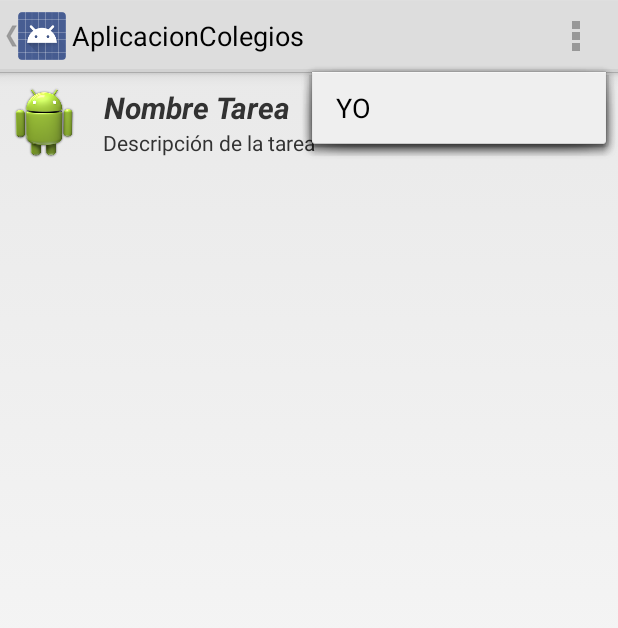
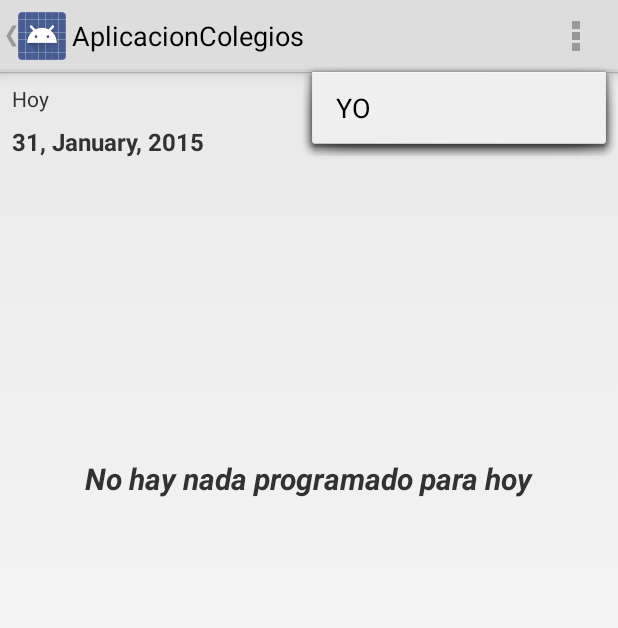
Before and after one commit to ReyesMagos/StudiappColegios, an Android app: the NavigationActivityMain screen opened directly, with no data from a screen before it, with the options menu open, on a phone screen of 412 x 824 dp. Shown: the top 628 px of the screen. Run offline under Robolectric (Android 15) with nearby library versions, the phone set to English and light mode, and no system bars; 4 statements that could not run were skipped.

Commit message:
adding teachers functions

```diff
--- a/app/src/main/java/co/reyesmagos/studiappcolegios/fragments/NavigationDrawerFragment.java
+++ b/app/src/main/java/co/reyesmagos/studiappcolegios/fragments/NavigationDrawerFragment.java
@@ -21,6 +21,8 @@ import android.view.ViewGroup;
 import android.widget.AdapterView;
 import android.widget.ListView;
 import android.widget.Toast;
+
+import com.parse.ParseUser;
 
 import java.util.ArrayList;
 
@@ -105,10 +107,18 @@ public class NavigationDrawerFragment extends Fragment {
             }
         });
 
-        String[] mNavTitles = getResources().getStringArray(R.array.nav_drawer_titles);
-        TypedArray navMenuIcons = getResources().obtainTypedArray(R.array.nav_drawer_icons);
+        //inicializando lo necesario para el navigationDrawer
+        String[] mNavTitles; //titulos del navigation
+        NavigationDrawListAdapter adapter = null; //adaptador para la lista del navigation
+        TypedArray navMenuIcons = null; //iconos del navigation
+        ArrayList<NavigationDrawItem>navDrawItems = null;
 
-        ArrayList<NavigationDrawItem> navDrawItems = new ArrayList<NavigationDrawItem>();
+        //Preguntamos si es un padre o un profesor para inicializar los items del navigationDrawer
+        if(ParseUser.getCurrentUser().getString("rol").equalsIgnoreCase("Padre")){
+            mNavTitles = getResources().getStringArray(R.array.nav_drawer_titles);
+            navMenuIcons = getResources().obtainTypedArray(R.array.nav_drawer_icons);
+
+            navDrawItems = new ArrayList<NavigationDrawItem>();
 
             navDrawItems.add(new NavigationDrawItem(mNavTitles[0],navMenuIcons.getResourceId(0,-1)));
             navDrawItems.add(new NavigationDrawItem(mNavTitles[1],navMenuIcons.getResourceId(0,-1), true, "3"));
@@ -118,20 +128,26 @@ public class NavigationDrawerFragment extends Fragment {
             navDrawItems.add(new NavigationDrawItem(mNavTitles[5],navMenuIcons.getResourceId(2,-1)));
             navDrawItems.add(new NavigationDrawItem(mNavTitles[6],navMenuIcons.getResourceId(2, -1)));
 
-        NavigationDrawListAdapter adapter = new NavigationDrawListAdapter(inflater.getContext(), navDrawItems);
+            adapter = new NavigationDrawListAdapter(inflater.getContext(), navDrawItems);
+        }else{
+            mNavTitles = getResources().getStringArray(R.array.nav_drawer_titles_teachers);
+            navMenuIcons = getResources().obtainTypedArray(R.array.nav_drawer_icons);
 
-       /* mDrawerListView.setAdapter(new ArrayAdapter<String>(
-                getActionBar().getThemedContext(),
-                android.R.layout.simple_list_item_activated_1,
-                android.R.id.text1,
-                new String[]{
-                        getString(R.string.title_section1),
-                        getString(R.string.title_section2),
-                        getString(R.string.title_section3),
-                        getString(R.string.title_section4),
-                        getString(R.string.title_section5),
-                }));*/
+            navDrawItems = new ArrayList<NavigationDrawItem>();
+
+            navDrawItems.add(new NavigationDrawItem(mNavTitles[0],navMenuIcons.getResourceId(0,-1)));
+            navDrawItems.add(new NavigationDrawItem(mNavTitles[1],navMenuIcons.getResourceId(0,-1), true, "3"));
+            navDrawItems.add(new NavigationDrawItem(mNavTitles[2],navMenuIcons.getResourceId(0,-1)));
+            navDrawItems.add(new NavigationDrawItem(mNavTitles[3],navMenuIcons.getResourceId(1,-1), true, "5"));
+            navDrawItems.add(new NavigationDrawItem(mNavTitles[4],navMenuIcons.getResourceId(1,-1)));
+            navDrawItems.add(new NavigationDrawItem(mNavTitles[5],navMenuIcons.getResourceId(1,-1)));
+            navDrawItems.add(new NavigationDrawItem(mNavTitles[6],navMenuIcons.getResourceId(1,-1)));
+
+            adapter = new NavigationDrawListAdapter(inflater.getContext(), navDrawItems);
+        }
+
         mDrawerListView.setAdapter(adapter);
+        //Se le agrega en encabezado al navigation
         mDrawerListView.addHeaderView(getActivity().getLayoutInflater().inflate(R.layout.navigation_header,null));
         mDrawerListView.setItemChecked(mCurrentSelectedPosition, true);
         return mDrawerListView;
--- /dev/null
+++ b/app/src/main/java/co/reyesmagos/studiappcolegios/fragments/teachers/HomeTeacherActivity.java
@@ -0,0 +1,48 @@
+package co.reyesmagos.studiappcolegios.fragments.teachers;
+
+import android.app.Fragment;
+import android.os.Bundle;
+import android.view.LayoutInflater;
+import android.view.View;
+import android.view.ViewGroup;
+import android.widget.TextView;
+
+import java.text.DateFormat;
+import java.text.SimpleDateFormat;
+import java.util.Calendar;
+import java.util.Date;
+
+import co.reyesmagos.studiappcolegios.R;
+
+/**
+ * Created by Alexis-PC on 29/01/2015.
+ */
+public class HomeTeacherActivity extends Fragment {
+
+    private View rootView;
+    private TextView textViewDateDay;
+    private TextView textViewDateMonth;
+    private TextView textViewDateYear;
+
+    @Override
+    public View onCreateView(LayoutInflater inflater, ViewGroup container,
+                             Bundle savedInstanceState) {
+        rootView = inflater.inflate(R.layout.teacher_today_fragment, container,false);
+        setHasOptionsMenu(true);
+        initComponents();
+        return rootView;
+
+    }
+
+    public void initComponents(){
+        this.textViewDateDay = (TextView)rootView.findViewById(R.id.textView_date_day);
+        //this.textViewDateMonth = (TextView)rootView.findViewById(R.id.textView_date_month);
+        //this.textViewDateYear = (TextView)rootView.findViewById(R.id.textView_date_year);
+
+        DateFormat dateFormat = new SimpleDateFormat("dd, MMMM, yyyy");
+        Date date = new Date();
+        this.textViewDateDay.setText(dateFormat.format(date));
+
+
+    }
+}
--- a/app/src/main/java/co/reyesmagos/studiappcolegios/mocks/TareasFactory.java
+++ b/app/src/main/java/co/reyesmagos/studiappcolegios/mocks/TareasFactory.java
@@ -24,7 +24,7 @@ public class TareasFactory {
         Tareas tarea = new Tareas();
         tarea.setName("Tarea de matematicas");
         tarea.setDescription("Realizar el capitulo 4 del libro");
-        date = new Long("1420779600000");
+        date = new Long("1421557200000");
         tarea.setDate(new Date(date));
         tarea.setMateria("Matemáticas");
         //tarea.setHeaderTitle("1");
@@ -54,7 +54,7 @@ public class TareasFactory {
         tarea = new Tareas();
         tarea.setName("Lectura");
         tarea.setDescription("Realizar resumen del texto de la pág 45");
-        date = new Long("1421184511000");
+        date = new Long("1421557200000");
         tarea.setDate(new Date(date));
         tarea.setMateria("Castellano");
         tarea.setHeaderTitle("4");
--- a/app/src/main/res/layout/activity_login.xml
+++ b/app/src/main/res/layout/activity_login.xml
@@ -11,7 +11,7 @@
         android:orientation="vertical"
         android:layout_width="match_parent"
         android:layout_height="wrap_content"
-        android:layout_marginTop="190dp">
+        android:layout_marginTop="290dp">
 
         <EditText
 
--- /dev/null
+++ b/app/src/main/res/layout/teacher_today_fragment.xml
@@ -0,0 +1,55 @@
+<?xml version="1.0" encoding="utf-8"?>
+<LinearLayout xmlns:android="http://schemas.android.com/apk/res/android"
+              android:orientation="vertical"
+              android:layout_width="match_parent"
+              android:layout_height="match_parent">
+
+    <LinearLayout
+        android:orientation="vertical"
+        android:layout_width="fill_parent"
+        android:layout_height="wrap_content">
+
+        <TextView
+            android:layout_width="wrap_content"
+            android:layout_height="wrap_content"
+            android:text="Hoy"
+            android:id="@+id/textView_today_text"
+            android:layout_marginTop="8dp"
+            android:layout_marginLeft="8dp"/>
+    </LinearLayout>
+
+    <LinearLayout
+        android:orientation="horizontal"
+        android:layout_width="fill_parent"
+        android:layout_height="wrap_content">
+
+        <TextView
+            android:layout_width="wrap_content"
+            android:layout_height="wrap_content"
+            android:text="date_day"
+            android:id="@+id/textView_date_day"
+            android:layout_marginTop="8dp"
+            android:layout_marginLeft="8dp"
+            android:textStyle="bold"
+            android:textSize="16sp"/>
+
+    </LinearLayout>
+
+    <LinearLayout
+        android:orientation="vertical"
+        android:layout_width="fill_parent"
+        android:layout_height="fill_parent">
+
+        <TextView
+            android:layout_width="wrap_content"
+            android:layout_height="wrap_content"
+            android:text="No hay nada programado para hoy"
+            android:id="@+id/textView_nothing_to_do"
+            android:layout_gravity="center_horizontal"
+            android:layout_marginTop="200dp"
+            android:textAlignment="center"
+            android:textSize="20sp"
+            android:textStyle="bold|italic"/>
+    </LinearLayout>
+
+</LinearLayout>
--- a/app/src/main/res/values/strings.xml
+++ b/app/src/main/res/values/strings.xml
@@ -34,6 +34,17 @@
         <item>Ayuda</item>
         <item>Cerrar sesión</item>
     </array>
+
+    <array name="nav_drawer_titles_teachers">
+        <item>Inicio</item>
+        <item>Grupos</item>
+        <item>Horario</item>
+        <item>Calendario</item>
+        <item>Tareas</item>
+        <item>Mensajes</item>
+        <item>Cerrar Sesión</item>
+    </array>
+
     <array name="nav_drawer_icons">
         <item>@drawable/task</item>
         <item>@drawable/grades</item>
```
Also changed, not shown: app/src/main/java/co/reyesmagos/studiappcolegios/activities/NavigationActivityMain.java (+58 -3 lines), app/src/main/java/co/reyesmagos/studiappcolegios/activities/teachers/AddGroupActivity.java (added, +47 -0 lines), app/src/main/java/co/reyesmagos/studiappcolegios/controladores/LoginController.java (+16 -3 lines), app/src/main/java/co/reyesmagos/studiappcolegios/dominio/adaptadores/entities/teacher/Group.java (added, +39 -0 lines), app/src/main/java/co/reyesmagos/studiappcolegios/fragments/CalendarFragment.java (added, +26 -0 lines), app/src/main/java/co/reyesmagos/studiappcolegios/fragments/teachers/GroupsActivityFragment.java (added, +113 -0 lines), app/src/main/java/co/reyesmagos/studiappcolegios/mocks/GroupFactory.java (added, +48 -0 lines), app/src/main/res/layout/calendar_activity.xml (added, +25 -0 lines), app/src/main/res/layout/register_group.xml (added, +66 -0 lines), app/src/main/res/layout/teacher_group_list_fragment.xml (added, +34 -0 lines), 274 other files. Lines whose indentation alone changed are shown as unchanged.
